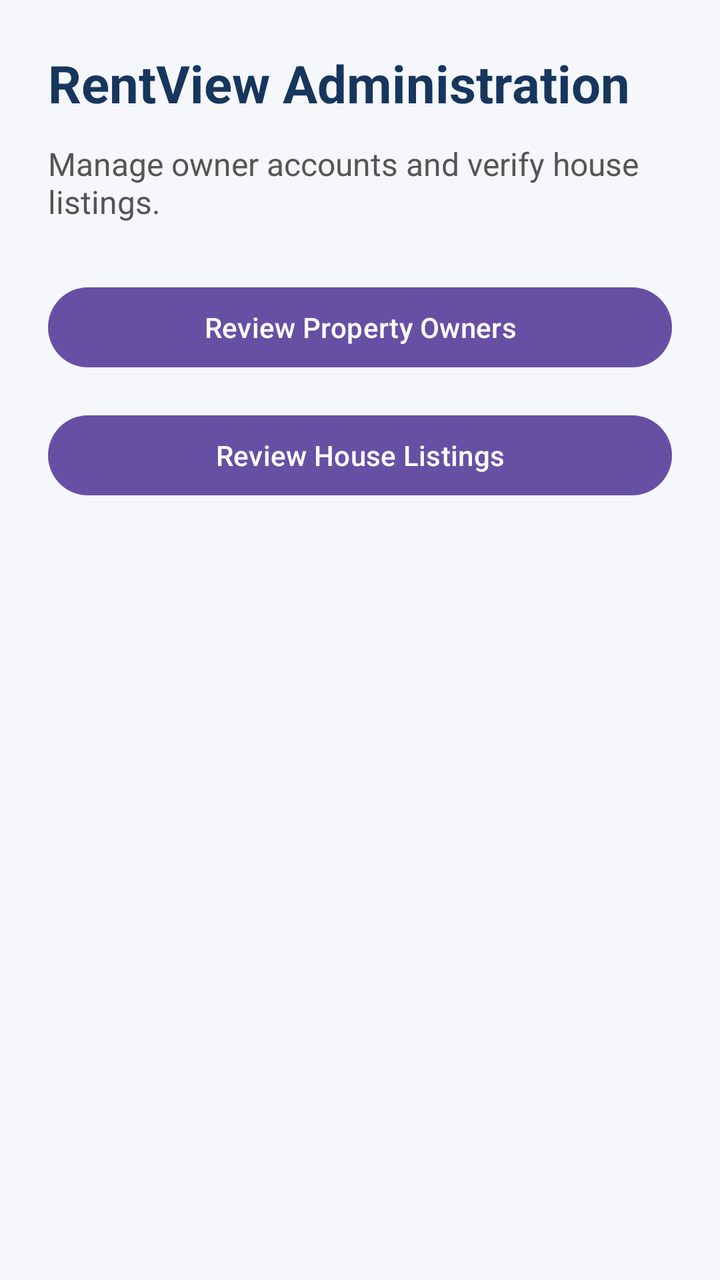
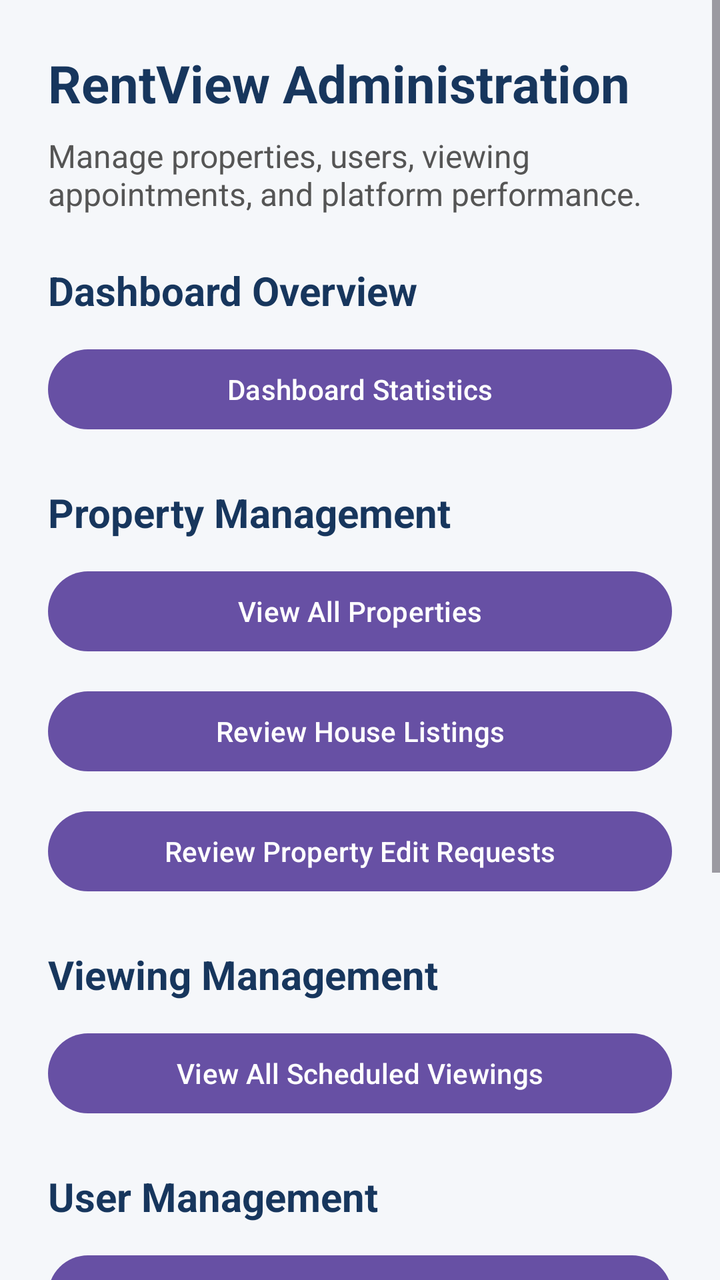

Two renders of the same Android screen: before a commit and after it. Below are the layout's source before the change and the commit's diff.
<!-- AndroidManifest.xml: application theme Theme.rentview -->
<!-- res/layout/activity_admin_dashboard.xml -->
<?xml version="1.0" encoding="utf-8"?>
<LinearLayout xmlns:android="http://schemas.android.com/apk/res/android"
    android:layout_width="match_parent"
    android:layout_height="match_parent"
    android:orientation="vertical"
    android:padding="24dp"
    android:background="#F5F7FA">

    <TextView
        android:layout_width="match_parent"
        android:layout_height="wrap_content"
        android:text="RentView Administration"
        android:textSize="26sp"
        android:textStyle="bold"
        android:textColor="#17365D"
        android:layout_marginBottom="12dp" />

    <TextView
        android:layout_width="match_parent"
        android:layout_height="wrap_content"
        android:text="Manage owner accounts and verify house listings."
        android:textSize="16sp"
        android:textColor="#555555"
        android:layout_marginBottom="28dp" />

    <Button
        android:id="@+id/btnOwnerApprovals"
        android:layout_width="match_parent"
        android:layout_height="wrap_content"
        android:text="Review Property Owners"
        android:textAllCaps="false"
        android:layout_marginBottom="16dp" />

    <Button
        android:id="@+id/btnPropertyApprovals"
        android:layout_width="match_parent"
        android:layout_height="wrap_content"
        android:text="Review House Listings"
        android:textAllCaps="false" />

</LinearLayout>
<!-- resources referenced by this layout -->
<resources>
  <style name="Theme.rentview" parent="Base.Theme.rentview" />
  <style name="Base.Theme.rentview" parent="Theme.Material3.DayNight.NoActionBar">
          
          
      </style>
</resources>

<!-- the commit's change to res/layout/activity_admin_dashboard.xml (unified diff, before → after) -->
@@ -1,41 +1,165 @@
 <?xml version="1.0" encoding="utf-8"?>
-<LinearLayout xmlns:android="http://schemas.android.com/apk/res/android"
+<ScrollView xmlns:android="http://schemas.android.com/apk/res/android"
     android:layout_width="match_parent"
     android:layout_height="match_parent"
-    android:orientation="vertical"
-    android:padding="24dp"
-    android:background="#F5F7FA">
+    android:background="#F5F7FA"
+    android:fillViewport="true">
 
-    <TextView
+    <LinearLayout
         android:layout_width="match_parent"
         android:layout_height="wrap_content"
-        android:text="RentView Administration"
-        android:textSize="26sp"
-        android:textStyle="bold"
-        android:textColor="#17365D"
-        android:layout_marginBottom="12dp" />
+        android:orientation="vertical"
+        android:padding="24dp">
 
-    <TextView
-        android:layout_width="match_parent"
-        android:layout_height="wrap_content"
-        android:text="Manage owner accounts and verify house listings."
-        android:textSize="16sp"
-        android:textColor="#555555"
-        android:layout_marginBottom="28dp" />
+        
 
-    <Button
-        android:id="@+id/btnOwnerApprovals"
-        android:layout_width="match_parent"
-        android:layout_height="wrap_content"
-        android:text="Review Property Owners"
-        android:textAllCaps="false"
-        android:layout_marginBottom="16dp" />
+        <TextView
+            android:layout_width="match_parent"
+            android:layout_height="wrap_content"
+            android:text="@string/admin_dashboard_title"
+            android:textSize="26sp"
+            android:textStyle="bold"
+            android:textColor="#17365D"
+            android:layout_marginBottom="8dp" />
 
-    <Button
-        android:id="@+id/btnPropertyApprovals"
-        android:layout_width="match_parent"
-        android:layout_height="wrap_content"
-        android:text="Review House Listings"
-        android:textAllCaps="false" />
+        <TextView
+            android:layout_width="match_parent"
+            android:layout_height="wrap_content"
+            android:text="@string/admin_dashboard_description"
+            android:textSize="16sp"
+            android:textColor="#555555"
+            android:layout_marginBottom="24dp" />
 
-</LinearLayout>
+        
+
+        <TextView
+            android:layout_width="match_parent"
+            android:layout_height="wrap_content"
+            android:text="@string/admin_dashboard_overview"
+            android:textSize="20sp"
+            android:textStyle="bold"
+            android:textColor="#17365D"
+            android:layout_marginBottom="12dp" />
+
+        <Button
+            android:id="@+id/btnDashboardStatistics"
+            android:layout_width="match_parent"
+            android:layout_height="wrap_content"
+            android:text="@string/admin_dashboard_statistics"
+            android:textAllCaps="false"
+            android:layout_marginBottom="12dp" />
+
+        
+
+        <TextView
+            android:layout_width="match_parent"
+            android:layout_height="wrap_content"
+            android:text="@string/admin_property_management"
+            android:textSize="20sp"
+            android:textStyle="bold"
+            android:textColor="#17365D"
+            android:layout_marginTop="12dp"
+            android:layout_marginBottom="12dp" />
+
+        <Button
+            android:id="@+id/btnAllProperties"
+            android:layout_width="match_parent"
+            android:layout_height="wrap_content"
+            android:text="@string/admin_all_properties"
+            android:textAllCaps="false"
+            android:layout_marginBottom="12dp" />
+
+        <Button
+            android:id="@+id/btnPropertyApprovals"
+            android:layout_width="match_parent"
+            android:layout_height="wrap_content"
+            android:text="@string/admin_property_approvals"
+            android:textAllCaps="false"
+            android:layout_marginBottom="12dp" />
+
+        <Button
+            android:id="@+id/btnPropertyEditRequests"
+            android:layout_width="match_parent"
+            android:layout_height="wrap_content"
+            android:text="@string/admin_property_edit_requests"
+            android:textAllCaps="false"
+            android:layout_marginBottom="12dp" />
+
+        
+
+        <TextView
+            android:layout_width="match_parent"
+            android:layout_height="wrap_content"
+            android:text="@string/admin_viewing_management"
+            android:textSize="20sp"
+            android:textStyle="bold"
+            android:textColor="#17365D"
+            android:layout_marginTop="12dp"
+            android:layout_marginBottom="12dp" />
+
+        <Button
+            android:id="@+id/btnAllViewings"
+            android:layout_width="match_parent"
+            android:layout_height="wrap_content"
+            android:text="@string/admin_all_viewings"
+            android:textAllCaps="false"
+            android:layout_marginBottom="12dp" />
+
+        
+
+        <TextView
+            android:layout_width="match_parent"
+            android:layout_height="wrap_content"
+            android:text="@string/admin_user_management"
+            android:textSize="20sp"
+            android:textStyle="bold"
+            android:textColor="#17365D"
+            android:layout_marginTop="12dp"
+            android:layout_marginBottom="12dp" />
+
+        <Button
+            android:id="@+id/btnAllTenants"
+            android:layout_width="match_parent"
+            android:layout_height="wrap_content"
+            android:text="@string/admin_all_tenants"
+            android:textAllCaps="false"
+            android:layout_marginBottom="12dp" />
+
+        <Button
+            android:id="@+id/btnAllOwners"
+            android:layout_width="match_parent"
+            android:layout_height="wrap_content"
+            android:text="@string/admin_all_owners"
+            android:textAllCaps="false"
+            android:layout_marginBottom="12dp" />
+
+        <Button
+            android:id="@+id/btnOwnerApprovals"
+            android:layout_width="match_parent"
+            android:layout_height="wrap_content"
+            android:text="@string/admin_owner_approvals"
+            android:textAllCaps="false"
+            android:layout_marginBottom="12dp" />
+
+        
+
+        <TextView
+            android:layout_width="match_parent"
+            android:layout_height="wrap_content"
+            android:text="@string/admin_financial_overview"
+            android:textSize="20sp"
+            android:textStyle="bold"
+            android:textColor="#17365D"
+            android:layout_marginTop="12dp"
+            android:layout_marginBottom="12dp" />
+
+        <Button
+            android:id="@+id/btnFinancialOverview"
+            android:layout_width="match_parent"
+            android:layout_height="wrap_content"
+            android:text="@string/admin_view_financial_overview"
+            android:textAllCaps="false"
+            android:layout_marginBottom="12dp" />
+
+    </LinearLayout>
+</ScrollView>
<!-- resource entries referenced after the edit -->
@@ -1,5 +1,21 @@
 <!-- resources referenced by this layout -->
 <resources>
+  <string name="admin_all_owners">View All Property Owners</string>
+  <string name="admin_all_properties">View All Properties</string>
+  <string name="admin_all_tenants">View All Tenants</string>
+  <string name="admin_all_viewings">View All Scheduled Viewings</string>
+  <string name="admin_dashboard_description">Manage properties, users, viewing appointments, and platform performance.</string>
+  <string name="admin_dashboard_overview">Dashboard Overview</string>
+  <string name="admin_dashboard_statistics">Dashboard Statistics</string>
+  <string name="admin_dashboard_title">RentView Administration</string>
+  <string name="admin_financial_overview">Financial Overview</string>
+  <string name="admin_owner_approvals">Review Property Owners</string>
+  <string name="admin_property_approvals">Review House Listings</string>
+  <string name="admin_property_edit_requests">Review Property Edit Requests</string>
+  <string name="admin_property_management">Property Management</string>
+  <string name="admin_user_management">User Management</string>
+  <string name="admin_view_financial_overview">View Financial Overview</string>
+  <string name="admin_viewing_management">Viewing Management</string>
   <style name="Theme.rentview" parent="Base.Theme.rentview" />
   <style name="Base.Theme.rentview" parent="Theme.Material3.DayNight.NoActionBar">
           
